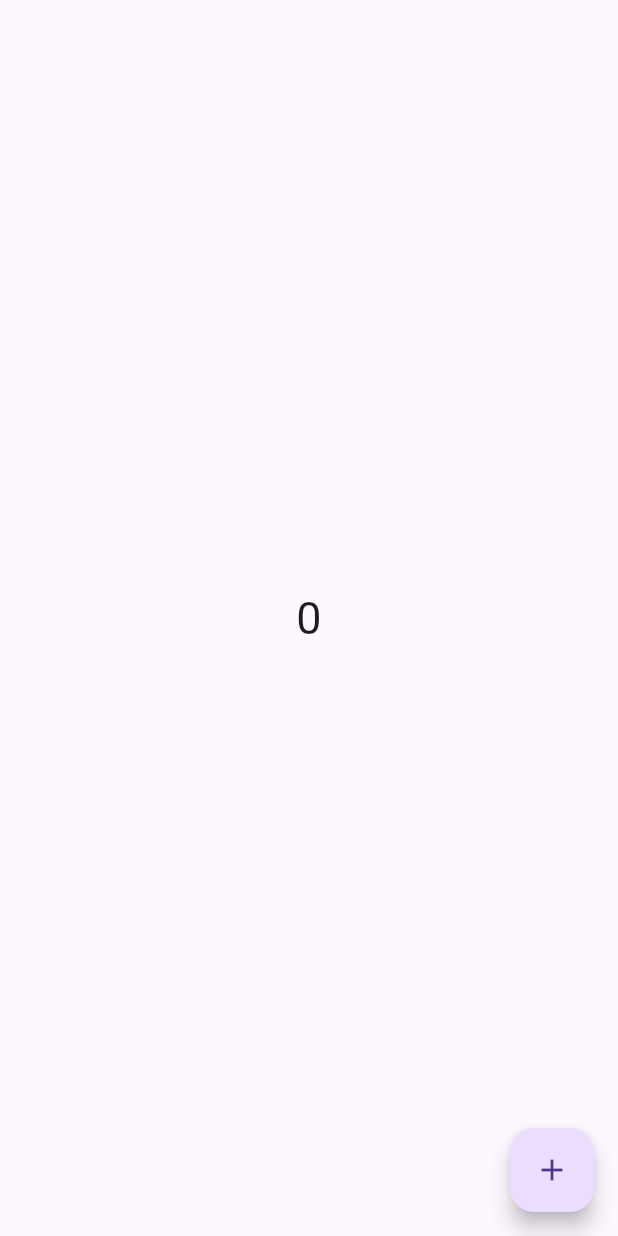
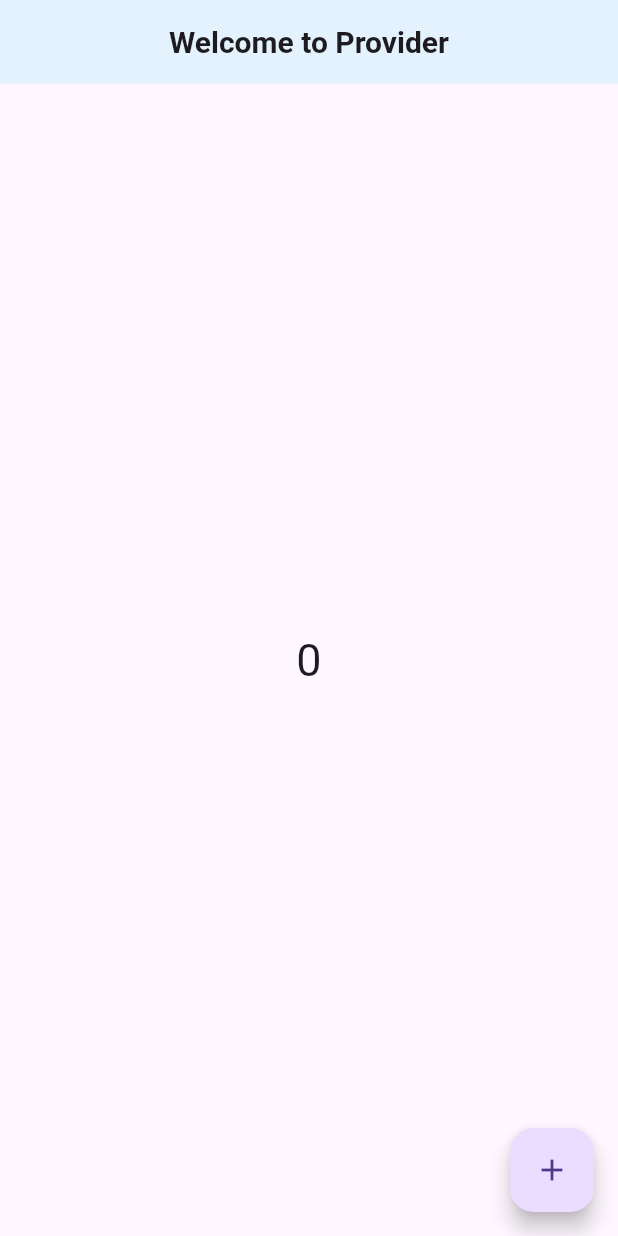
Before and after one commit to meetshaheer/Provider-State-Management, a Flutter app: the screen it shows after launch, on a phone screen of 412 x 824 dp. Run offline on Flutter 3.47's test engine with Material 3 defaults, Android fonts, the phone set to English and light mode, and no system bars.

```diff
--- a/provider/lib/main.dart
+++ b/provider/lib/main.dart
@@ -28,6 +28,15 @@ class _Home_ViewState extends State<Home_View> {
   Widget build(BuildContext context) {
     print(build);
     return Scaffold(
+      appBar: AppBar(
+        backgroundColor: Colors.blue[50],
+        title: Center(
+          child: Text(
+            "Welcome to Provider",
+            style: TextStyle(fontSize: 20, fontWeight: FontWeight.bold),
+          ),
+        ),
+      ),
       body: Column(
         mainAxisAlignment: MainAxisAlignment.center,
         crossAxisAlignment: CrossAxisAlignment.center,
```
